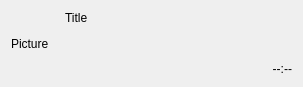
Old version of the form playlist_item.ui in the repository lcx-0504/UserInterfaceCoursework.
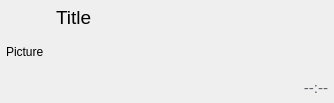
New version of the form.

The edit to the form file:
```diff
--- a/playlist_item.ui
+++ b/playlist_item.ui
@@ -6,8 +6,8 @@
    <rect>
     <x>0</x>
     <y>0</y>
-    <width>303</width>
-    <height>87</height>
+    <width>334</width>
+    <height>103</height>
    </rect>
   </property>
   <property name="sizePolicy">
@@ -20,8 +20,25 @@
    <string>Form</string>
   </property>
   <layout class="QHBoxLayout" name="horizontalLayout" stretch="0,1">
+   <property name="leftMargin">
+    <number>6</number>
+   </property>
+   <property name="topMargin">
+    <number>6</number>
+   </property>
+   <property name="rightMargin">
+    <number>6</number>
+   </property>
+   <property name="bottomMargin">
+    <number>6</number>
+   </property>
    <item>
     <widget class="QLabel" name="label">
+     <property name="font">
+      <font>
+       <family>Arial</family>
+      </font>
+     </property>
      <property name="text">
       <string>Picture</string>
      </property>
@@ -29,14 +46,26 @@
    </item>
    <item>
     <layout class="QVBoxLayout" name="verticalLayout">
+     <property name="spacing">
+      <number>0</number>
+     </property>
      <property name="leftMargin">
-      <number>10</number>
+      <number>6</number>
      </property>
      <item>
       <widget class="QLabel" name="title">
+       <property name="font">
+        <font>
+         <family>Arial</family>
+         <pointsize>14</pointsize>
+        </font>
+       </property>
        <property name="text">
         <string>Title</string>
        </property>
+       <property name="wordWrap">
+        <bool>true</bool>
+       </property>
       </widget>
      </item>
      <item>
@@ -60,6 +89,15 @@
          <verstretch>0</verstretch>
         </sizepolicy>
        </property>
+       <property name="font">
+        <font>
+         <family>Arial</family>
+         <pointsize>11</pointsize>
+        </font>
+       </property>
+       <property name="styleSheet">
+        <string notr="true">color: rgb(95, 99, 104);</string>
+       </property>
        <property name="text">
         <string>--:--</string>
        </property>
```
